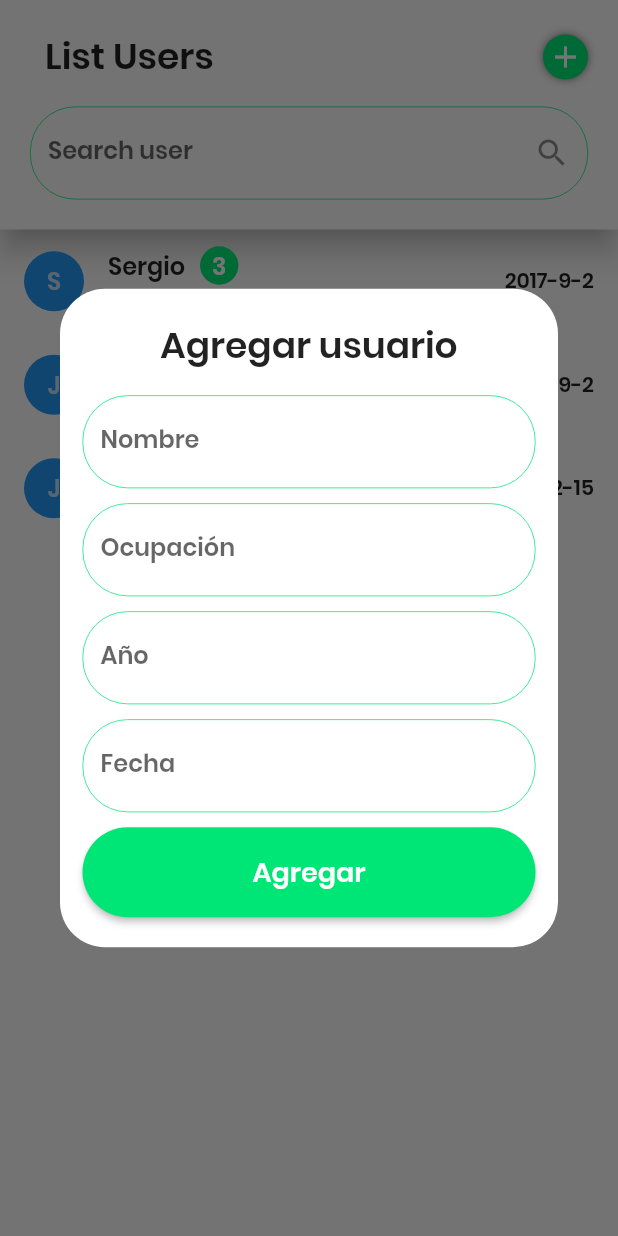
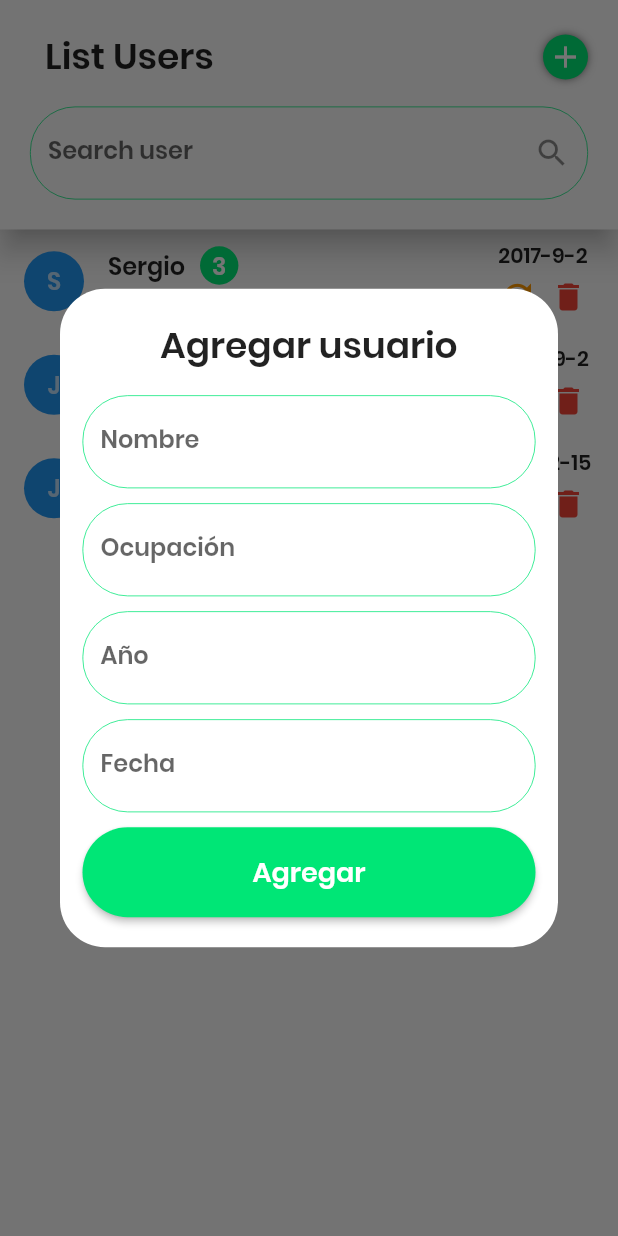
Before and after one commit to seramirezdev/MobileSpecialization, a Flutter app: the screen it shows after launch, after a tap on the "add" icon, on a phone screen of 412 x 824 dp. Run offline on Flutter 3.47's test engine with Material 2 defaults, Android fonts, the phone set to English and light mode, and no system bars.

Commit message:
user list

```diff
--- a/users_list/lib/src/pages/home_page.dart
+++ b/users_list/lib/src/pages/home_page.dart
@@ -71,12 +71,12 @@ class _HomePageState extends State<HomePage> {
     return ListView.builder(
       itemCount: users.length,
       itemBuilder: (context, index) {
-        return _userItem(users[index]);
+        return _userItem(users[index], index);
       },
     );
   }
 
-  Widget _userItem(UserModel user) {
+  Widget _userItem(UserModel user, int index) {
     final date = '${user.date.year}-${user.date.month}-${user.date.day}';
 
     final title = Row(
@@ -94,10 +94,47 @@ class _HomePageState extends State<HomePage> {
       ],
     );
 
+    final actions = Column(
+      mainAxisSize: MainAxisSize.min,
+      children: <Widget>[
+        Text(date),
+        Row(
+          mainAxisSize: MainAxisSize.min,
+          children: <Widget>[
+            InkWell(
+              onTap: () {
+                _showAlertUpdateUser(user, index);
+              },
+              child: Padding(
+                padding: const EdgeInsets.all(5.0),
+                child: Icon(
+                  Icons.update,
+                  color: Colors.orange,
+                ),
+              ),
+            ),
+            InkWell(
+              onTap: () {
+                _deleteUser(index);
+              },
+              splashColor: Colors.red[400],
+              child: Padding(
+                padding: const EdgeInsets.all(5.0),
+                child: Icon(
+                  Icons.delete,
+                  color: Colors.red,
+                ),
+              ),
+            ),
+          ],
+        ),
+      ],
+    );
+
     return ListTile(
       title: title,
       subtitle: Text(user.occupation),
-      trailing: Text(date),
+      trailing: actions,
       leading: CircleAvatar(
         backgroundColor: Colors.blue,
         child: Text(user.name.substring(0, 1)),
@@ -119,4 +156,29 @@ class _HomePageState extends State<HomePage> {
       users.add(user);
     });
   }
+
+  void _updateUser(user, index) {
+    setState(() {
+      users[index] = user;
+    });
+  }
+
+  void _deleteUser(int index) {
+    setState(() {
+      users.removeAt(index);
+    });
+  }
+
+  void _showAlertUpdateUser(user, index) {
+    showDialog(
+      context: con,
+      builder: (context) {
+        return AlertDialogUser(
+          callback: _updateUser,
+          user: user,
+          index: index,
+        );
+      },
+    );
+  }
 }
--- a/users_list/lib/src/pages/widgets/alert_dialog_user.dart
+++ b/users_list/lib/src/pages/widgets/alert_dialog_user.dart
@@ -3,8 +3,15 @@ import 'package:users_list/src/models/user_model.dart';
 
 class AlertDialogUser extends StatefulWidget {
   final Function callback;
+  final UserModel user;
+  final int index;
 
-  const AlertDialogUser({Key key, this.callback}) : super(key: key);
+  const AlertDialogUser({
+    Key key,
+    this.callback,
+    this.user,
+    this.index,
+  }) : super(key: key);
 
   @override
   _AlertDialogUserState createState() => _AlertDialogUserState();
@@ -21,6 +28,12 @@ class _AlertDialogUserState extends State<AlertDialogUser> {
   @override
   void initState() {
     super.initState();
+    if (widget.user != null) {
+      _nameController.text = widget.user.name;
+      _occupationController.text = widget.user.occupation;
+      _yearController.text = widget.user.years.toString();
+      _dateController.text = widget.user.date.toString().split(" ")[0];
+    }
   }
 
   @override
@@ -49,7 +62,7 @@ class _AlertDialogUserState extends State<AlertDialogUser> {
             shrinkWrap: true,
             children: <Widget>[
               Text(
-                'Agregar usuario',
+                widget.user == null ? 'Agregar usuario' : 'Actualizar ususario',
                 style: TextStyle(fontSize: 24.0),
                 textAlign: TextAlign.center,
               ),
@@ -121,22 +134,9 @@ class _AlertDialogUserState extends State<AlertDialogUser> {
                   shape: RoundedRectangleBorder(
                       borderRadius: BorderRadius.circular(30)),
                   textColor: Colors.white,
-                  onPressed: () {
-                    if (_keyForm.currentState.validate()) {
-                      final user = UserModel(
-                        name: _nameController.text,
-                        date: DateTime.parse(_dateController.text),
-                        occupation: _occupationController.text,
-                        years: int.parse(_yearController.text),
-                      );
-
-                      widget.callback(user);
-
-                      Navigator.pop(context);
-                    }
-                  },
+                  onPressed: _save,
                   child: Text(
-                    'Agregar',
+                    widget.user == null ? 'Agregar' : 'Actualizar',
                     style: TextStyle(fontSize: 18.0),
                   ),
                 ),
@@ -148,10 +148,33 @@ class _AlertDialogUserState extends State<AlertDialogUser> {
     );
   }
 
+  void _save() {
+    if (_keyForm.currentState.validate()) {
+      final user = UserModel(
+        name: _nameController.text,
+        date: DateTime.parse(_dateController.text),
+        occupation: _occupationController.text,
+        years: int.parse(_yearController.text),
+      );
+
+      if (widget.user == null) {
+        widget.callback(user);
+      } else {
+        widget.callback(user, widget.index);
+      }
+
+      Navigator.pop(context);
+    }
+  }
+
   void _showDatePicker(context) async {
+    var currentDate = _dateController.text.isEmpty
+        ? DateTime.now()
+        : DateTime.parse(_dateController.text);
+
     final DateTime date = await showDatePicker(
       context: context,
-      initialDate: DateTime.now(),
+      initialDate: currentDate,
       firstDate: DateTime(1995, 1, 20),
       lastDate: DateTime.now(),
     );
```
